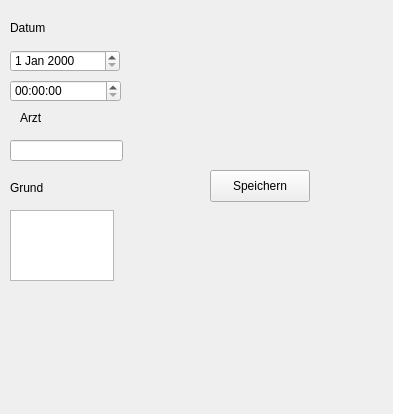
Qt form Project/Client/Client/appointment.ui (FinrodFelegund/Laborpraktikum) before a commit.
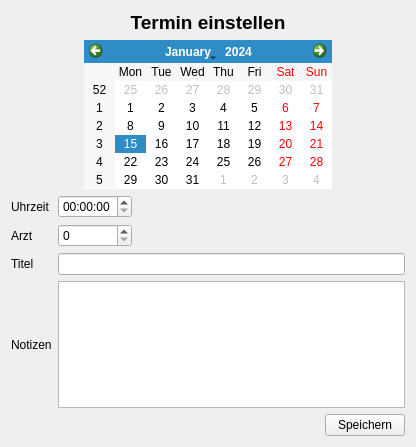
The same form after that commit.

Commit message: Add Doctora and Appointments to DB

Diff of the .ui file:
```diff
--- a/Project/Client/Client/appointment.ui
+++ b/Project/Client/Client/appointment.ui
@@ -6,105 +6,132 @@
    <rect>
     <x>0</x>
     <y>0</y>
-    <width>393</width>
-    <height>414</height>
+    <width>416</width>
+    <height>447</height>
    </rect>
   </property>
   <property name="windowTitle">
    <string>Form</string>
   </property>
-  <widget class="QDateEdit" name="date">
-   <property name="geometry">
-    <rect>
-     <x>10</x>
-     <y>50</y>
-     <width>110</width>
-     <height>22</height>
-    </rect>
-   </property>
-  </widget>
-  <widget class="QLabel" name="label">
-   <property name="geometry">
-    <rect>
-     <x>10</x>
-     <y>20</y>
-     <width>58</width>
-     <height>16</height>
-    </rect>
-   </property>
-   <property name="text">
-    <string>Datum</string>
-   </property>
-  </widget>
-  <widget class="QLabel" name="label_2">
-   <property name="geometry">
-    <rect>
-     <x>20</x>
-     <y>110</y>
-     <width>58</width>
-     <height>16</height>
-    </rect>
-   </property>
-   <property name="text">
-    <string>Arzt</string>
-   </property>
-  </widget>
-  <widget class="QLineEdit" name="doctorEdit">
-   <property name="geometry">
-    <rect>
-     <x>10</x>
-     <y>140</y>
-     <width>113</width>
-     <height>21</height>
-    </rect>
-   </property>
-  </widget>
-  <widget class="QLabel" name="label_3">
-   <property name="geometry">
-    <rect>
-     <x>10</x>
-     <y>180</y>
-     <width>58</width>
-     <height>16</height>
-    </rect>
-   </property>
-   <property name="text">
-    <string>Grund</string>
-   </property>
-  </widget>
-  <widget class="QTextEdit" name="freeText">
-   <property name="geometry">
-    <rect>
-     <x>10</x>
-     <y>210</y>
-     <width>104</width>
-     <height>71</height>
-    </rect>
-   </property>
-  </widget>
-  <widget class="QPushButton" name="buttonSend">
-   <property name="geometry">
-    <rect>
-     <x>210</x>
-     <y>170</y>
-     <width>100</width>
-     <height>32</height>
-    </rect>
-   </property>
-   <property name="text">
-    <string>Speichern</string>
-   </property>
-  </widget>
-  <widget class="QTimeEdit" name="appointmentTime">
-   <property name="geometry">
-    <rect>
-     <x>10</x>
-     <y>80</y>
-     <width>111</width>
-     <height>22</height>
-    </rect>
-   </property>
-  </widget>
+  <layout class="QGridLayout" name="gridLayout_2">
+   <item row="3" column="0">
+    <spacer name="horizontalSpacer_4">
+     <property name="orientation">
+      <enum>Qt::Horizontal</enum>
+     </property>
+     <property name="sizeHint" stdset="0">
+      <size>
+       <width>40</width>
+       <height>20</height>
+      </size>
+     </property>
+    </spacer>
+   </item>
+   <item row="3" column="1" colspan="2">
+    <widget class="QPushButton" name="buttonSend">
+     <property name="text">
+      <string>Speichern</string>
+     </property>
+    </widget>
+   </item>
+   <item row="2" column="0" colspan="3">
+    <layout class="QGridLayout" name="gridLayout">
+     <item row="1" column="0">
+      <widget class="QLabel" name="label_2">
+       <property name="text">
+        <string>Arzt</string>
+       </property>
+      </widget>
+     </item>
+     <item row="0" column="0">
+      <widget class="QLabel" name="label">
+       <property name="text">
+        <string>Uhrzeit</string>
+       </property>
+      </widget>
+     </item>
+     <item row="0" column="1">
+      <widget class="QTimeEdit" name="appointmentTime"/>
+     </item>
+     <item row="2" column="0">
+      <widget class="QLabel" name="label_5">
+       <property name="text">
+        <string>Titel</string>
+       </property>
+      </widget>
+     </item>
+     <item row="1" column="1">
+      <widget class="QSpinBox" name="docId"/>
+     </item>
+     <item row="3" column="0">
+      <widget class="QLabel" name="label_3">
+       <property name="text">
+        <string>Notizen</string>
+       </property>
+      </widget>
+     </item>
+     <item row="0" column="2">
+      <spacer name="horizontalSpacer_3">
+       <property name="orientation">
+        <enum>Qt::Horizontal</enum>
+       </property>
+       <property name="sizeHint" stdset="0">
+        <size>
+         <width>40</width>
+         <height>20</height>
+        </size>
+       </property>
+      </spacer>
+     </item>
+     <item row="3" column="1" colspan="2">
+      <widget class="QTextEdit" name="notes"/>
+     </item>
+     <item row="2" column="1" colspan="2">
+      <widget class="QLineEdit" name="title"/>
+     </item>
+    </layout>
+   </item>
+   <item row="1" column="0" colspan="3">
+    <layout class="QHBoxLayout" name="horizontalLayout">
+     <item>
+      <spacer name="horizontalSpacer">
+       <property name="orientation">
+        <enum>Qt::Horizontal</enum>
+       </property>
+       <property name="sizeHint" stdset="0">
+        <size>
+         <width>40</width>
+         <height>20</height>
+        </size>
+       </property>
+      </spacer>
+     </item>
+     <item>
+      <widget class="QCalendarWidget" name="date"/>
+     </item>
+     <item>
+      <spacer name="horizontalSpacer_2">
+       <property name="orientation">
+        <enum>Qt::Horizontal</enum>
+       </property>
+       <property name="sizeHint" stdset="0">
+        <size>
+         <width>40</width>
+         <height>20</height>
+        </size>
+       </property>
+      </spacer>
+     </item>
+    </layout>
+   </item>
+   <item row="0" column="0" colspan="3">
+    <widget class="QLabel" name="label_4">
+     <property name="text">
+      <string>&lt;html&gt;&lt;head/&gt;&lt;body&gt;&lt;p align=&quot;center&quot;&gt;&lt;span style=&quot; font-size:14pt; font-weight:700;&quot;&gt;Termin einstellen&lt;/span&gt;&lt;/p&gt;&lt;/body&gt;&lt;/html&gt;</string>
+     </property>
+    </widget>
+   </item>
+  </layout>
  </widget>
  <resources/>
  <connections/>
```
The commit also changes 43 other files.
